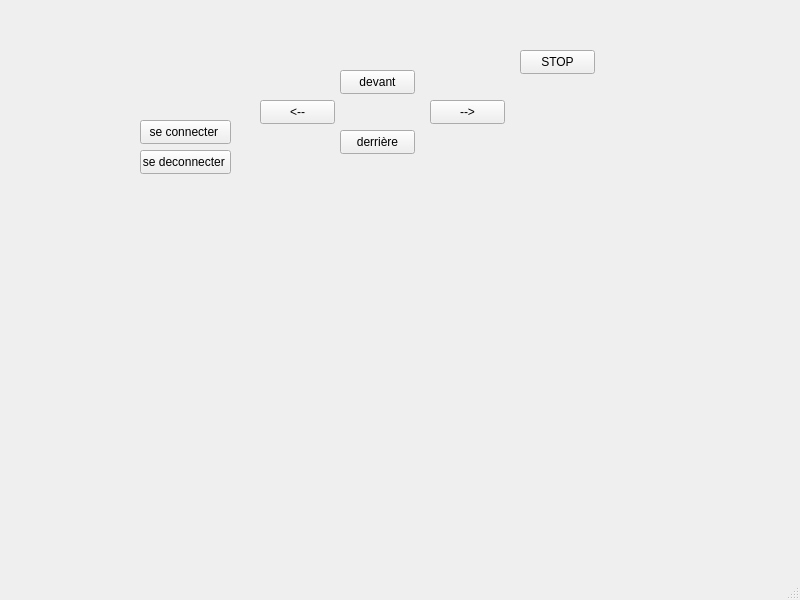
elamrimohamed1/Wifibot, file mainwindow.ui: the form before one commit.
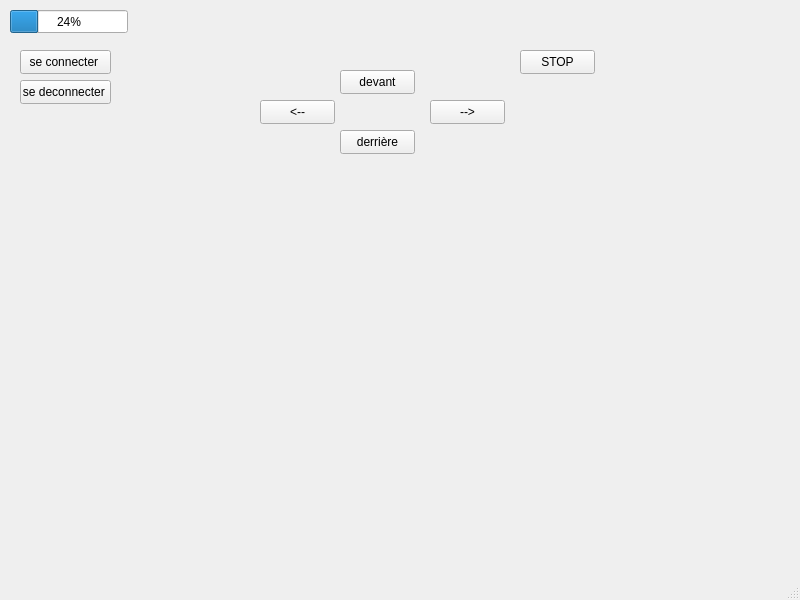
The form after the commit.

Commit message:
Affichage niveau de batterie
Affichage niveau de batterie

The edit to the form file:
```diff
--- a/mainwindow.ui
+++ b/mainwindow.ui
@@ -17,8 +17,8 @@
    <widget class="QPushButton" name="btnSeConnecter">
     <property name="geometry">
      <rect>
-      <x>140</x>
-      <y>120</y>
+      <x>20</x>
+      <y>50</y>
       <width>91</width>
       <height>24</height>
      </rect>
@@ -30,8 +30,8 @@
    <widget class="QPushButton" name="btnSeDeconnecter">
     <property name="geometry">
      <rect>
-      <x>140</x>
-      <y>150</y>
+      <x>20</x>
+      <y>80</y>
       <width>91</width>
       <height>24</height>
      </rect>
@@ -105,6 +105,38 @@
      <string>STOP</string>
     </property>
    </widget>
+   <widget class="QProgressBar" name="progressBar">
+    <property name="geometry">
+     <rect>
+      <x>10</x>
+      <y>10</y>
+      <width>118</width>
+      <height>23</height>
+     </rect>
+    </property>
+    <property name="value">
+     <number>24</number>
+    </property>
+   </widget>
+   <widget class="QWidget" name="widget" native="true">
+    <property name="geometry">
+     <rect>
+      <x>30</x>
+      <y>240</y>
+      <width>120</width>
+      <height>80</height>
+     </rect>
+    </property>
+   </widget>
+   <zorder>btnSeConnecter</zorder>
+   <zorder>btnSeDeconnecter</zorder>
+   <zorder>devant</zorder>
+   <zorder>droite</zorder>
+   <zorder>gauche</zorder>
+   <zorder>derriere</zorder>
+   <zorder>stop</zorder>
+   <zorder>widget</zorder>
+   <zorder>progressBar</zorder>
   </widget>
   <widget class="QMenuBar" name="menubar">
    <property name="geometry">
```
The commit also changes 2 other files.
